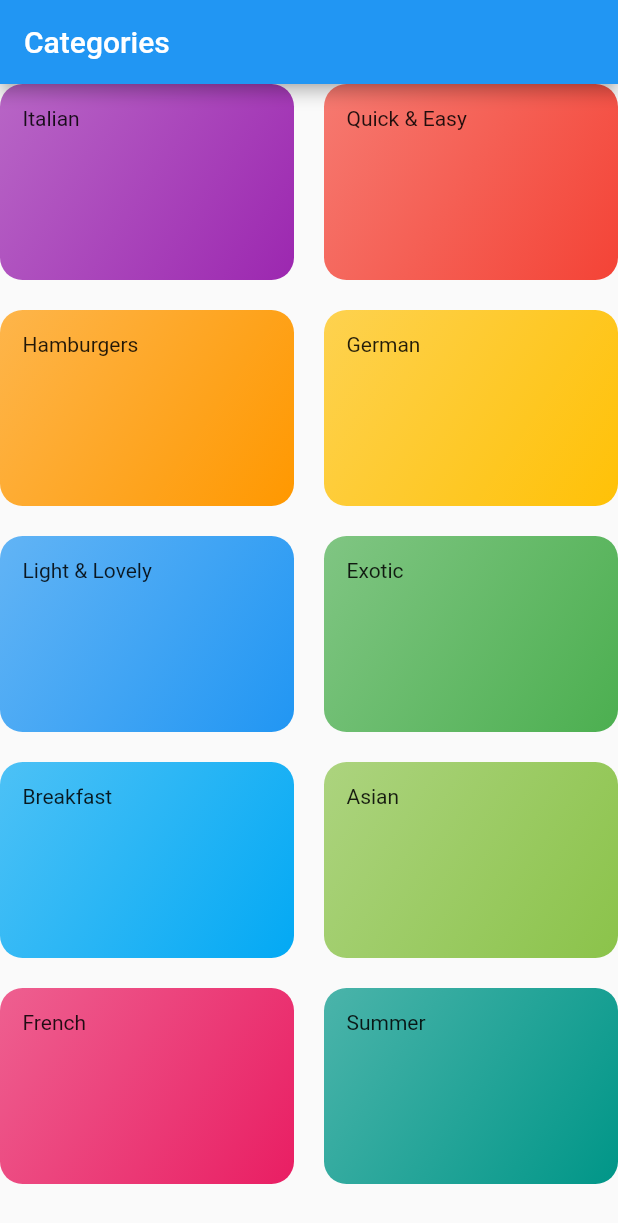
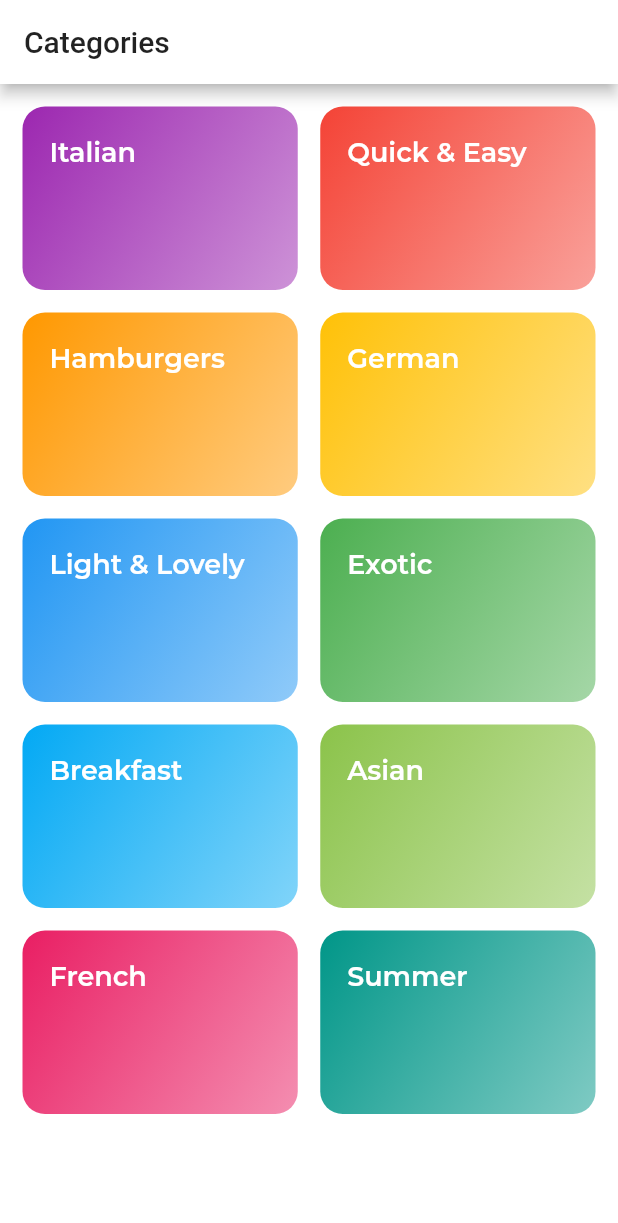
Before and after one commit to tamagossi/flutter-mealapp, a Flutter app: the screen it shows after launch, on a phone screen of 412 x 824 dp. Shown: the top 1223 px of the screen. Run offline on Flutter 3.47's test engine with Material 2 defaults, Android fonts, the phone set to English and light mode, and no system bars; our stand-ins replace google_fonts.

Commit message:
feat(categories): category item styling
* add global theme for swatch and text theme

```diff
--- /dev/null
+++ b/lib/configs/colors.dart
@@ -0,0 +1,19 @@
+import 'package:flutter/material.dart';
+
+class AppColor {
+  static const MaterialColor white = const MaterialColor(
+    0xFFFFFFFF,
+    const <int, Color>{
+      50: const Color(0xFFFFFFFF),
+      100: const Color(0xFFFFFFFF),
+      200: const Color(0xFFFFFFFF),
+      300: const Color(0xFFFFFFFF),
+      400: const Color(0xFFFFFFFF),
+      500: const Color(0xFFFFFFFF),
+      600: const Color(0xFFFFFFFF),
+      700: const Color(0xFFFFFFFF),
+      800: const Color(0xFFFFFFFF),
+      900: const Color(0xFFFFFFFF),
+    },
+  );
+}
--- a/lib/main.dart
+++ b/lib/main.dart
@@ -1,4 +1,6 @@
 import 'package:flutter/material.dart';
+import 'package:google_fonts/google_fonts.dart';
+import 'package:mealapp/configs/colors.dart';
 import 'package:mealapp/screens/meal_categories.dart';
 
 void main() {
@@ -12,7 +14,18 @@ class MealApp extends StatelessWidget {
       title: 'Flutter Demo',
       home: MealCategoriesScreen(),
       theme: ThemeData(
-        primarySwatch: Colors.blue,
+        accentColor: Colors.amber,
+        canvasColor: Colors.white,
+        primarySwatch: AppColor.white,
+        textTheme: ThemeData.light().textTheme.copyWith(
+              bodyText1: GoogleFonts.raleway(
+                color: Color.fromRGBO(20, 51, 51, 1),
+              ),
+              headline3: GoogleFonts.montserrat(
+                fontSize: 18,
+                fontWeight: FontWeight.w600,
+              ),
+            ),
       ),
     );
   }
--- a/lib/screens/meal_categories.dart
+++ b/lib/screens/meal_categories.dart
@@ -12,6 +12,7 @@ class MealCategoriesScreen extends StatelessWidget {
         title: const Text('Categories'),
       ),
       body: GridView(
+        padding: EdgeInsets.all(15),
         children: MEAL_CATEGORY_DUMMIES
             .map(
               (cat) => MoleculeCategoryItem(
@@ -22,8 +23,8 @@ class MealCategoriesScreen extends StatelessWidget {
             .toList(),
         gridDelegate: SliverGridDelegateWithMaxCrossAxisExtent(
           childAspectRatio: 3 / 2,
-          crossAxisSpacing: 20,
-          mainAxisSpacing: 20,
+          crossAxisSpacing: 15,
+          mainAxisSpacing: 15,
           maxCrossAxisExtent: 200,
         ),
       ),
--- a/lib/widgets/molecules/category_item.dart
+++ b/lib/widgets/molecules/category_item.dart
@@ -9,15 +9,22 @@ class MoleculeCategoryItem extends StatelessWidget {
   @override
   Widget build(BuildContext context) {
     return Container(
-      child: Text(this.title),
-      padding: const EdgeInsets.all(15),
+      child: Text(
+        this.title,
+        style: Theme.of(context).textTheme.headline3.merge(
+              TextStyle(
+                color: Colors.white,
+              ),
+            ),
+      ),
+      padding: const EdgeInsets.symmetric(vertical: 20, horizontal: 18),
       decoration: BoxDecoration(
         borderRadius: BorderRadius.circular(15),
         gradient: LinearGradient(
-          begin: Alignment.topLeft,
-          end: Alignment.bottomRight,
+          end: Alignment.topLeft,
+          begin: Alignment.bottomRight,
           colors: [
-            this.color.withOpacity(0.7),
+            this.color.withOpacity(0.5),
             this.color,
           ],
         ),
```
Also changed, not shown: pubspec.yaml (+2 -7 lines), pubspec.lock, 7 other files.
